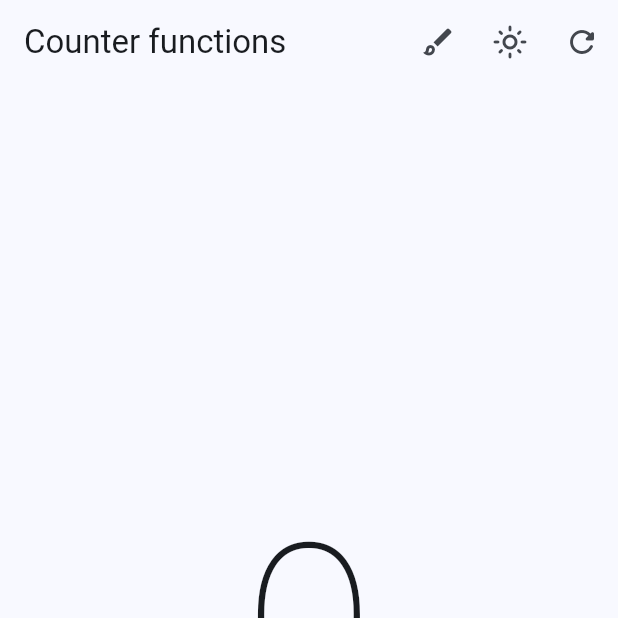
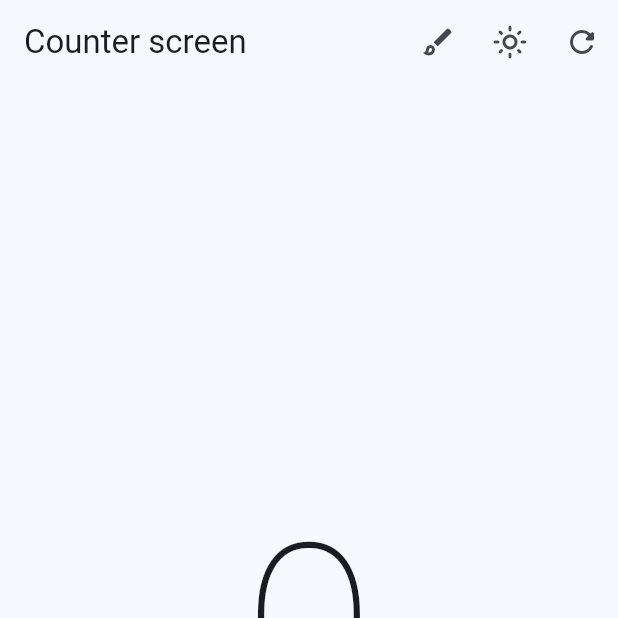
Before and after one commit to Brunox117/flutter_counter_app, a Flutter app: the screen it shows after launch, on a phone screen of 412 x 824 dp, the top half of it. Run offline on Flutter 3.47's test engine with Material 2 defaults, Android fonts, the phone set to English and light mode, and no system bars; our stand-ins replace flutter_colorpicker, flutter_riverpod, riverpod_annotation; generated files the repository leaves out were written again.

Commit message:
Custom appbar was created to make code reading easier

```diff
--- a/lib/presentation/screens/counter/counter_functions_screen.dart
+++ b/lib/presentation/screens/counter/counter_functions_screen.dart
@@ -1,39 +1,16 @@
 import 'package:Counter_Screen_APP/presentation/providers/state_providers.dart';
+import 'package:Counter_Screen_APP/presentation/widgets/shared/custom_app_bar.dart';
 import 'package:flutter/material.dart';
 import 'package:flutter_riverpod/flutter_riverpod.dart';
-import 'package:flutter_colorpicker/flutter_colorpicker.dart';
 
-class CounterFunctionsScreen extends ConsumerWidget {
+class CounterFunctionsScreen extends ConsumerWidget{
   const CounterFunctionsScreen({super.key});
 
   @override
   Widget build(BuildContext context, WidgetRef ref) {
     final counter = ref.watch(counterProvider);
-    final isDarkMode = ref.watch(darkModeProvider);
     return Scaffold(
-      appBar: AppBar(
-        title: const Text('Counter functions'),
-        actions: [
-          IconButton(
-              onPressed: () {
-                colorPickerDialog(context, ref);
-              },
-              icon: const Icon(Icons.brush_outlined)),
-          IconButton(
-              onPressed: () {
-                ref.read(darkModeProvider.notifier).toggleDarkMode();
-              },
-              icon: isDarkMode
-                  ? const Icon(Icons.dark_mode_outlined)
-                  : const Icon(Icons.light_mode_outlined)),
-          IconButton(
-            icon: const Icon(Icons.refresh_rounded),
-            onPressed: () {
-              ref.read(counterProvider.notifier).equalToZero();
-            },
-          ),
-        ],
-      ),
+      appBar: const CustomAppbar('Counter screen'),
       body: Center(
         child: Column(
           mainAxisAlignment: MainAxisAlignment.center,
@@ -75,6 +52,7 @@ class CounterFunctionsScreen extends ConsumerWidget {
       ]),
     );
   }
+
 }
 
 class CustomButton extends StatelessWidget {
@@ -96,34 +74,3 @@ class CustomButton extends StatelessWidget {
     );
   }
 }
-
-Future colorPickerDialog(BuildContext context, WidgetRef ref) {
-  final colors = Theme.of(context).colorScheme;
-  return showDialog(
-    context: context,
-    builder: (context) => AlertDialog(
-      shape: RoundedRectangleBorder(borderRadius: BorderRadius.circular(0.0)),
-      content: SingleChildScrollView(
-        child: BlockPicker(
-          pickerColor: colors.primary,
-          onColorChanged: (value) {
-            ref.read(selectedColorProvider.notifier).changeSelectedColor(value);
-          },
-        ),
-      ),
-      actions: <Widget>[
-        TextButton(
-          style: ElevatedButton.styleFrom(
-              shape: RoundedRectangleBorder(
-                  borderRadius: BorderRadius.circular(0.0)),
-              padding: const EdgeInsets.only(
-                  left: 30.0, top: 0.0, right: 30.0, bottom: 0.0)),
-          onPressed: () {
-            Navigator.of(context).pop(false);
-          },
-          child: Text('CLOSE', style: TextStyle(color: colors.primary)),
-        ),
-      ],
-    ),
-  );
-}
--- /dev/null
+++ b/lib/presentation/widgets/shared/custom_app_bar.dart
@@ -0,0 +1,70 @@
+import 'package:Counter_Screen_APP/presentation/providers/state_providers.dart';
+import 'package:flutter/material.dart';
+import 'package:flutter_riverpod/flutter_riverpod.dart';
+import 'package:flutter_colorpicker/flutter_colorpicker.dart';
+class CustomAppbar extends ConsumerWidget implements PreferredSizeWidget {
+  final String title;
+  const CustomAppbar(this.title, {super.key});
+
+  @override
+  Widget build(BuildContext context, WidgetRef ref) {
+    final isDarkMode = ref.watch(darkModeProvider);
+    return AppBar(
+        title: Text(title),
+        actions: [
+          IconButton(
+              onPressed: () {
+                colorPickerDialog(context, ref);
+              },
+              icon: const Icon(Icons.brush_outlined)),
+          IconButton(
+              onPressed: () {
+                ref.read(darkModeProvider.notifier).toggleDarkMode();
+              },
+              icon: isDarkMode
+                  ? const Icon(Icons.dark_mode_outlined)
+                  : const Icon(Icons.light_mode_outlined)),
+          IconButton(
+            icon: const Icon(Icons.refresh_rounded),
+            onPressed: () {
+              ref.read(counterProvider.notifier).equalToZero();
+            },
+          ),
+        ],
+      );
+  }
+
+  @override
+  Size get preferredSize => const Size.fromHeight(kToolbarHeight);
+}
+
+Future colorPickerDialog(BuildContext context, WidgetRef ref) {
+  final colors = Theme.of(context).colorScheme;
+  return showDialog(
+    context: context,
+    builder: (context) => AlertDialog(
+      shape: RoundedRectangleBorder(borderRadius: BorderRadius.circular(0.0)),
+      content: SingleChildScrollView(
+        child: BlockPicker(
+          pickerColor: colors.primary,
+          onColorChanged: (value) {
+            ref.read(selectedColorProvider.notifier).changeSelectedColor(value);
+          },
+        ),
+      ),
+      actions: <Widget>[
+        TextButton(
+          style: ElevatedButton.styleFrom(
+              shape: RoundedRectangleBorder(
+                  borderRadius: BorderRadius.circular(0.0)),
+              padding: const EdgeInsets.only(
+                  left: 30.0, top: 0.0, right: 30.0, bottom: 0.0)),
+          onPressed: () {
+            Navigator.of(context).pop(false);
+          },
+          child: Text('CLOSE', style: TextStyle(color: colors.primary)),
+        ),
+      ],
+    ),
+  );
+}
```
